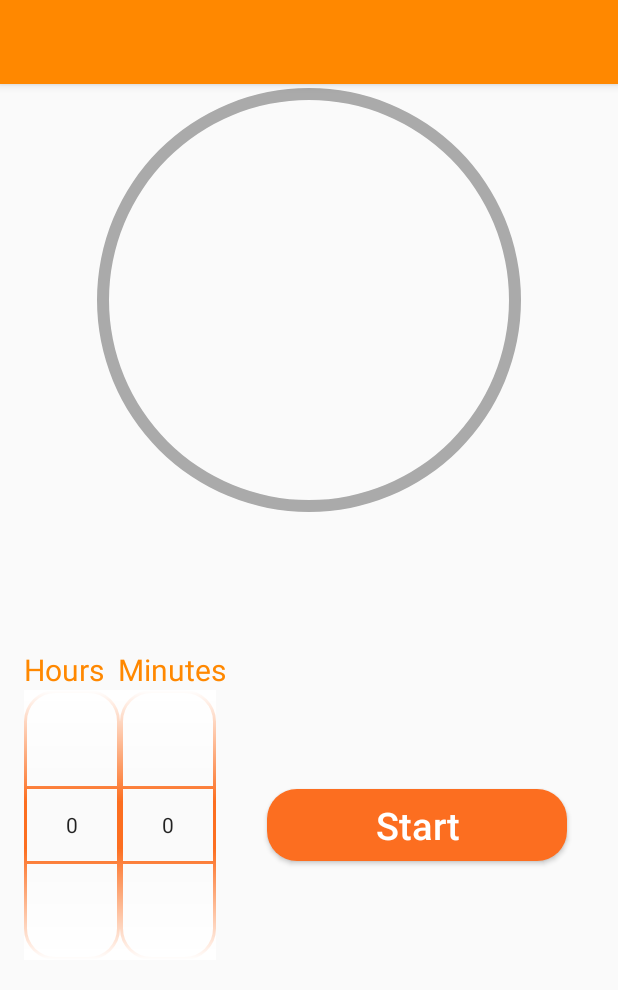
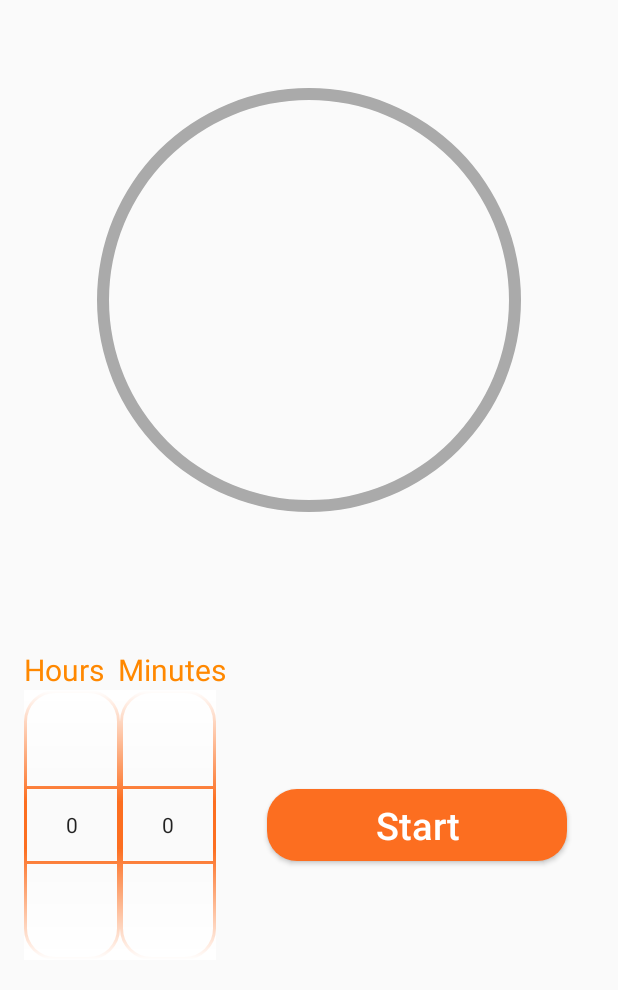
Before and after one commit to vaskomike/All4learnFragments, an Android app: the layout concentration_fragment.xml on its own in the app's theme, with its tools: preview values and no code run, on a phone screen of 412 x 824 dp. Shown: the top 990 px of the screen. Run offline under Robolectric (Android 15) with nearby library versions, the phone set to English and light mode, and no system bars.

Commit message:
Notes working, Concentration left ,

```diff
--- a/app/src/main/java/com/example/all4learnfragments/notes/NotesFragment.java
+++ b/app/src/main/java/com/example/all4learnfragments/notes/NotesFragment.java
@@ -9,6 +9,7 @@ import android.view.ViewGroup;
 
 import androidx.annotation.NonNull;
 import androidx.annotation.Nullable;
+import androidx.appcompat.app.ActionBar;
 import androidx.fragment.app.Fragment;
 import androidx.recyclerview.widget.ItemTouchHelper;
 import androidx.recyclerview.widget.LinearLayoutManager;
@@ -43,6 +44,7 @@ public class NotesFragment extends Fragment implements NotesPresenter.Listener,
         return inflater.inflate(R.layout.notes_fragment, container, false);
 
     }
+
 
     @Override
     public void onViewCreated(@NonNull View view, @Nullable Bundle savedInstanceState) {
--- a/app/src/main/res/layout/activity_concentration.xml
+++ b/app/src/main/res/layout/concentration_fragment.xml
@@ -5,33 +5,13 @@
     android:id="@+id/concentrate"
     android:layout_width="match_parent"
     android:layout_height="match_parent"
-    android:orientation="vertical"
-    tools:context=".concentrate_mode.Concentration">
+    android:orientation="vertical">
 
-    <com.google.android.material.navigation.NavigationView
-        android:layout_width="wrap_content"
-        android:layout_height="match_parent"
-        android:layout_gravity="start"
-        app:menu="@menu/menu_drawer"
-        android:id="@+id/nav_view"
-        />
 
-<androidx.constraintlayout.widget.ConstraintLayout
+    <androidx.constraintlayout.widget.ConstraintLayout
     android:layout_width="match_parent"
     android:layout_height="match_parent">
 
-    <com.google.android.material.appbar.AppBarLayout
-        android:layout_width="match_parent"
-        android:layout_height="wrap_content"
-        app:layout_constraintStart_toStartOf="parent"
-        app:layout_constraintTop_toTopOf="parent">
-
-        <androidx.appcompat.widget.Toolbar
-            android:id="@+id/toolbar"
-            android:layout_width="wrap_content"
-            android:layout_height="?attr/actionBarSize"
-            android:labelFor="@id/addNote" />
-    </com.google.android.material.appbar.AppBarLayout>
 
     <RelativeLayout
         android:layout_width="wrap_content"
@@ -57,7 +37,7 @@
         <ProgressBar
             android:id="@+id/progressBar"
             style="?android:progressBarStyleHorizontal"
-            android:layout_width="400dp"
+            android:layout_width="40dp"
             android:layout_height="400dp"
             android:indeterminate="false"
             android:progressDrawable="@drawable/progress_bar"
--- a/app/src/main/res/layout/notes_fragment.xml
+++ b/app/src/main/res/layout/notes_fragment.xml
@@ -7,10 +7,10 @@
 
 
     <androidx.recyclerview.widget.RecyclerView
-        android:layout_marginTop="60dp"
         android:id="@+id/recyclerNotes"
         android:layout_width="match_parent"
-        android:layout_height="match_parent" />
+        android:layout_height="match_parent"
+        app:layout_constraintTop_toTopOf="parent" />
 
     <com.google.android.material.floatingactionbutton.FloatingActionButton
         android:id="@+id/addNote"
--- a/app/src/main/res/values/strings.xml
+++ b/app/src/main/res/values/strings.xml
@@ -8,5 +8,6 @@
     <string name="drawer_close_menu">Close menu</string>
     <string name="modes">Modes</string>
     <string name="theme">Theme</string>
-
+    <string name="mode_notes">Notes</string>
+    <string name="mode_concentration">Time management</string>
 </resources>
```
Also changed, not shown: app/src/main/java/com/example/all4learnfragments/concentration/ConcentrationFragment.java (+27 -0 lines), app/src/main/java/com/example/all4learnfragments/drawer/DrawerActivity.java (+7 -2 lines), app/src/main/res/layout/notes_activity.xml (deleted, +0 -53 lines).
